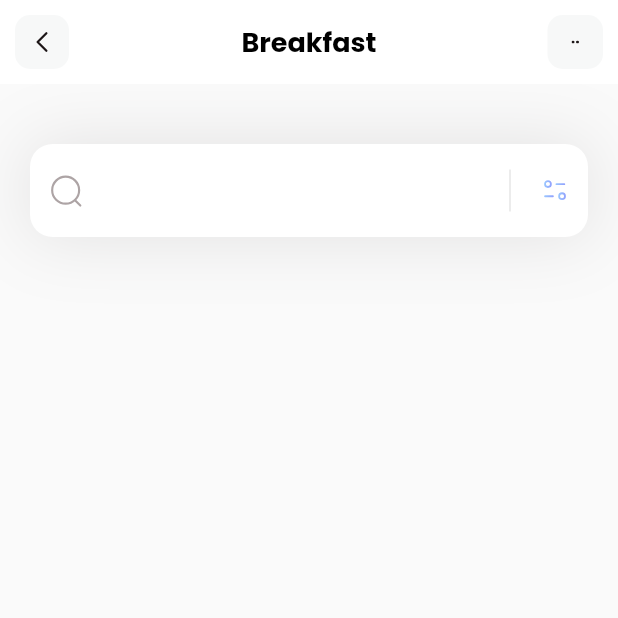
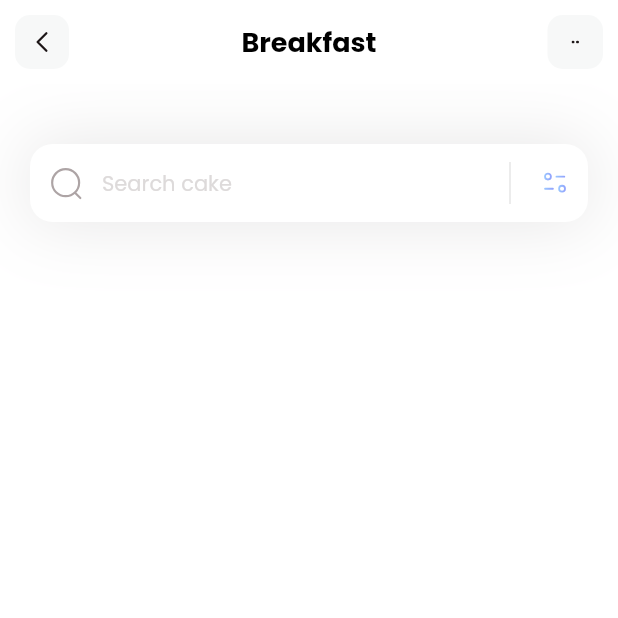
Before and after one commit to ej0x/fitness, a Flutter app: the screen it shows after launch, on a phone screen of 412 x 824 dp, the top half of it. Run offline on Flutter 3.47's test engine with Material 2 defaults, Android fonts, the phone set to English and light mode, and no system bars; our stand-ins replace flutter_svg.

Commit message:
hint text, body bg color

```diff
--- a/lib/pages/home.dart
+++ b/lib/pages/home.dart
@@ -8,9 +8,17 @@ class HomePage extends StatelessWidget {
   Widget build(BuildContext context) {
     return Scaffold(
       appBar: appBar(),
+      backgroundColor: Colors.white,
       body: Column(
         children: [
-          Container(
+          _searchField(),
+        ],
+      ),
+    );
+  }
+
+  Container _searchField() {
+    return Container(
       margin: EdgeInsets.only(top: 40, left: 20, right: 20),
       decoration: BoxDecoration(
         boxShadow: [
@@ -24,11 +32,19 @@ class HomePage extends StatelessWidget {
         decoration: InputDecoration(
           filled: true,
           fillColor: Colors.white,
+          contentPadding: EdgeInsets.all(15),
+          hintText: 'Search cake',
+          hintStyle: TextStyle(
+            color: Color(0xffDDDADA),
+            fontSize: 14,
+          ),
           prefixIcon: Padding(
             padding: const EdgeInsets.all(12.0),
             child: SvgPicture.asset('assets/icons/Search.svg'),
           ),
-                suffixIcon: IntrinsicHeight(
+          suffixIcon: Container(
+            width: 100,
+            child: IntrinsicHeight(
               child: Row(
                 mainAxisAlignment: MainAxisAlignment.end,
                 children: [
@@ -45,13 +61,11 @@ class HomePage extends StatelessWidget {
                 ],
               ),
             ),
+          ),
           border: OutlineInputBorder(
               borderRadius: BorderRadius.circular(15),
               borderSide: BorderSide.none),
         ),
-            ),
-          ),
-        ],
       ),
     );
   }
```
Lines whose indentation alone changed are shown as unchanged.
